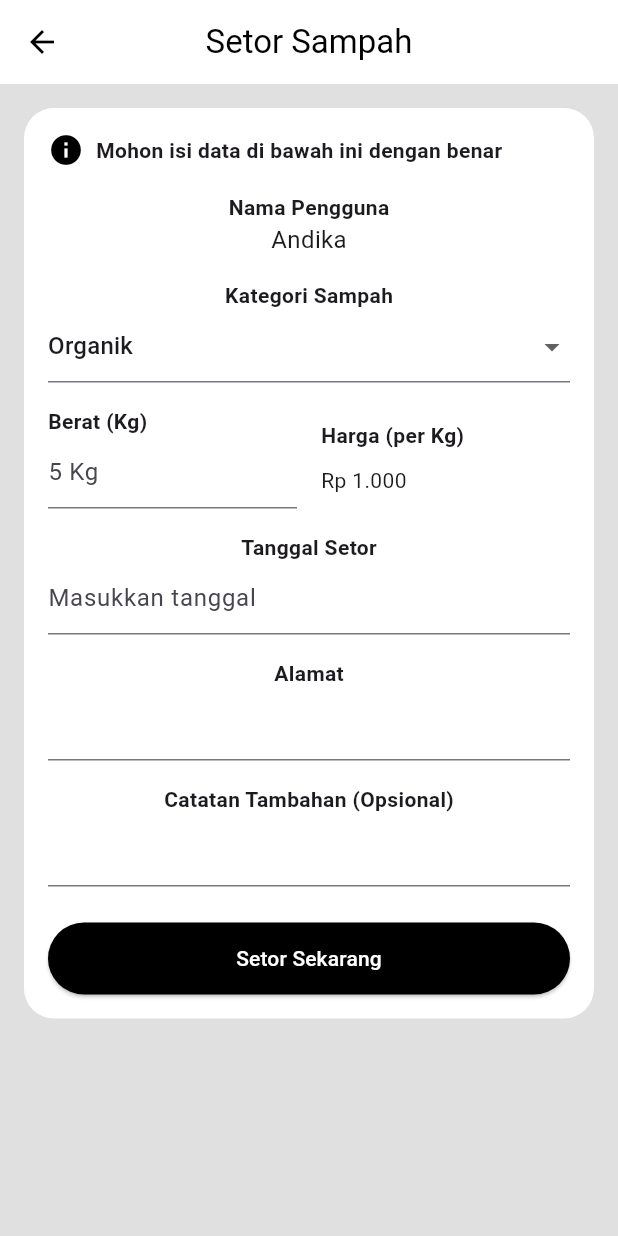
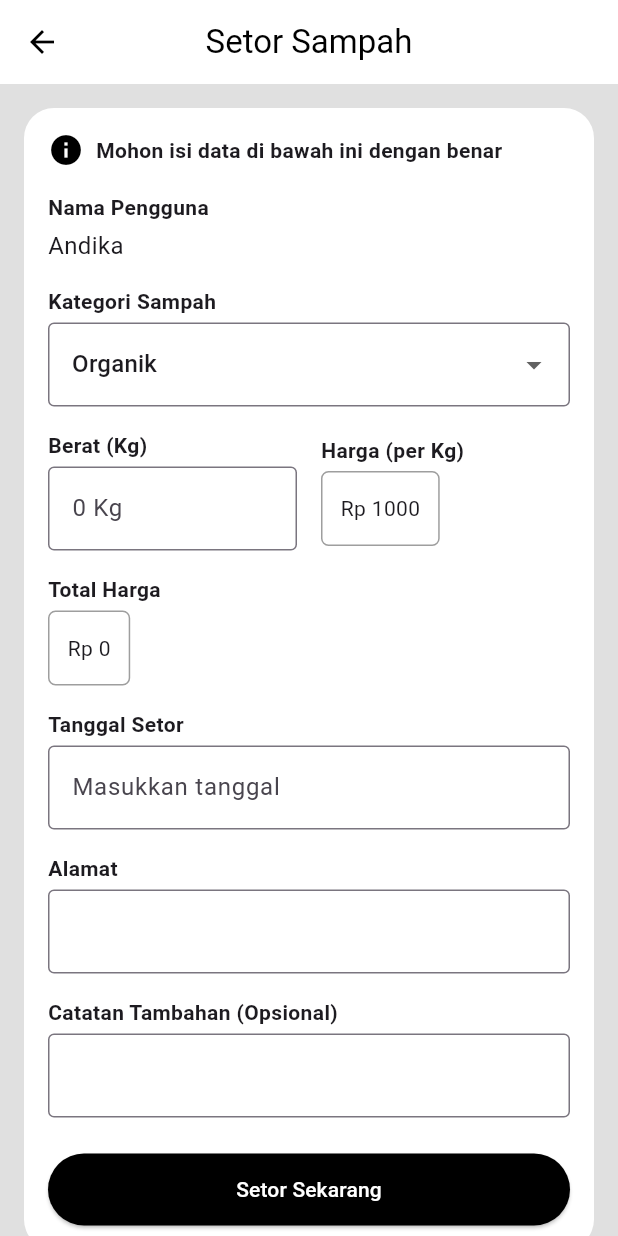
Before and after one commit to andikaalegra/projek_uas_kel2, a Flutter app: the TambahSetoran screen opened directly, on a phone screen of 412 x 824 dp. Run offline on Flutter 3.47's test engine with Material 3 defaults, Android fonts, the light colour scheme and no system bars; our stand-ins replace cloud_firestore, firebase_auth, firebase_core; accounts and stored records are empty.

Commit message:
mengubah kodingan

```diff
--- a/lib/admin/tambah_setoran.dart
+++ b/lib/admin/tambah_setoran.dart
@@ -13,6 +13,32 @@ class _TambahSetoranState extends State<TambahSetoran> {
   final TextEditingController tanggalController = TextEditingController();
   final TextEditingController alamatController = TextEditingController();
   final TextEditingController catatanController = TextEditingController();
+
+  final int hargaPerKg = 1000;
+  int totalHarga = 0;
+
+  @override
+  void initState() {
+    super.initState();
+    beratController.addListener(_hitungTotalHarga);
+  }
+
+  @override
+  void dispose() {
+    beratController.removeListener(_hitungTotalHarga);
+    beratController.dispose();
+    tanggalController.dispose();
+    alamatController.dispose();
+    catatanController.dispose();
+    super.dispose();
+  }
+
+  void _hitungTotalHarga() {
+    final berat = int.tryParse(beratController.text) ?? 0;
+    setState(() {
+      totalHarga = berat * hargaPerKg;
+    });
+  }
 
   @override
   Widget build(BuildContext context) {
@@ -38,24 +64,33 @@ class _TambahSetoranState extends State<TambahSetoran> {
             borderRadius: BorderRadius.circular(20),
           ),
           child: Column(
+            crossAxisAlignment: CrossAxisAlignment.start,
             children: [
               Row(
                 children: const [
                   Icon(Icons.info, color: Colors.black),
                   SizedBox(width: 8),
-                  Text(
+                  Expanded(
+                    child: Text(
                       'Mohon isi data di bawah ini dengan benar',
                       style: TextStyle(fontWeight: FontWeight.bold),
-                  )
+                    ),
+                  ),
                 ],
               ),
               const SizedBox(height: 16),
               _buildInputLabel("Nama Pengguna"),
+              const SizedBox(height: 4),
               const Text("Andika", style: TextStyle(fontSize: 16)),
               const SizedBox(height: 16),
+
               _buildInputLabel("Kategori Sampah"),
+              const SizedBox(height: 4),
               DropdownButtonFormField<String>(
                 value: selectedKategori,
+                decoration: const InputDecoration(
+                  border: OutlineInputBorder(),
+                ),
                 items: ['Organik', 'Anorganik'].map((kategori) {
                   return DropdownMenuItem(
                     value: kategori,
@@ -69,6 +104,7 @@ class _TambahSetoranState extends State<TambahSetoran> {
                 },
               ),
               const SizedBox(height: 16),
+
               Row(
                 children: [
                   Expanded(
@@ -76,9 +112,13 @@ class _TambahSetoranState extends State<TambahSetoran> {
                       crossAxisAlignment: CrossAxisAlignment.start,
                       children: [
                         _buildInputLabel("Berat (Kg)"),
+                        const SizedBox(height: 4),
                         TextField(
                           controller: beratController,
-                          decoration: const InputDecoration(hintText: '5 Kg'),
+                          decoration: const InputDecoration(
+                            hintText: '0 Kg',
+                            border: OutlineInputBorder(),
+                          ),
                           keyboardType: TextInputType.number,
                         ),
                       ],
@@ -88,43 +128,85 @@ class _TambahSetoranState extends State<TambahSetoran> {
                   Expanded(
                     child: Column(
                       crossAxisAlignment: CrossAxisAlignment.start,
-                      children: const [
-                        Text("Harga (per Kg)", style: TextStyle(fontWeight: FontWeight.bold)),
-                        SizedBox(height: 10),
-                        Text("Rp 1.000"),
+                      children: [
+                        _buildInputLabel("Harga (per Kg)"),
+                        const SizedBox(height: 4),
+                        Container(
+                          padding: const EdgeInsets.symmetric(
+                              vertical: 14, horizontal: 12),
+                          decoration: BoxDecoration(
+                            border: Border.all(color: Colors.grey),
+                            borderRadius: BorderRadius.circular(5),
+                          ),
+                          child: Text("Rp $hargaPerKg"),
+                        ),
                       ],
                     ),
                   ),
                 ],
               ),
               const SizedBox(height: 16),
+
+              _buildInputLabel("Total Harga"),
+              const SizedBox(height: 4),
+              Container(
+                padding: const EdgeInsets.symmetric(vertical: 14, horizontal: 12),
+                decoration: BoxDecoration(
+                  border: Border.all(color: Colors.grey),
+                  borderRadius: BorderRadius.circular(5),
+                ),
+                child: Text("Rp $totalHarga"),
+              ),
+
+              const SizedBox(height: 16),
               _buildInputLabel("Tanggal Setor"),
+              const SizedBox(height: 4),
               TextField(
                 controller: tanggalController,
-                decoration: const InputDecoration(hintText: 'Masukkan tanggal'),
+                decoration: const InputDecoration(
+                  hintText: 'Masukkan tanggal',
+                  border: OutlineInputBorder(),
+                ),
                 keyboardType: TextInputType.datetime,
               ),
               const SizedBox(height: 16),
+
               _buildInputLabel("Alamat"),
+              const SizedBox(height: 4),
               TextField(
                 controller: alamatController,
+                decoration: const InputDecoration(
+                  border: OutlineInputBorder(),
+                ),
               ),
               const SizedBox(height: 16),
+
               _buildInputLabel("Catatan Tambahan (Opsional)"),
+              const SizedBox(height: 4),
               TextField(
                 controller: catatanController,
+                decoration: const InputDecoration(
+                  border: OutlineInputBorder(),
+                ),
               ),
               const SizedBox(height: 24),
-              ElevatedButton(
+
+              SizedBox(
+                width: double.infinity,
+                height: 48,
+                child: ElevatedButton(
                   onPressed: () {
                     // Aksi setor
                   },
                   style: ElevatedButton.styleFrom(
                     backgroundColor: Colors.black,
-                  minimumSize: const Size.fromHeight(48),
                   ),
-                child: const Text('Setor Sekarang', style: TextStyle(color: Colors.white)),
-              )
+                  child: const Text(
+                    'Setor Sekarang',
+                    style: TextStyle(color: Colors.white),
+                  ),
+                ),
+              ),
             ],
           ),
         ),
```
Lines whose indentation alone changed are shown as unchanged.
